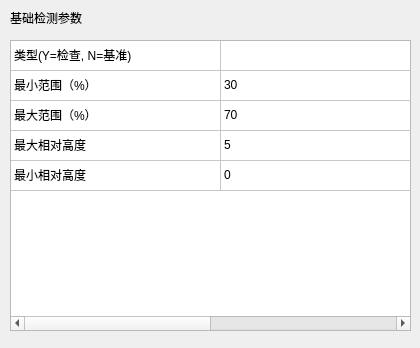
Old version of the form VisionDetect/HeightDetectWidget.ui in the repository chuandongxu/AOI.
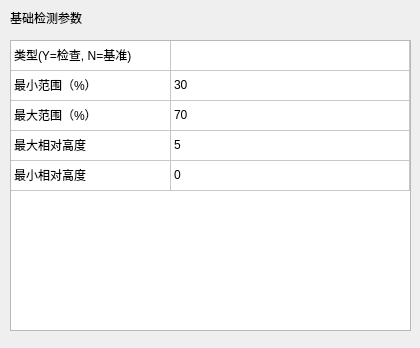
New version of the form.

Patch:
```diff
--- a/VisionDetect/HeightDetectWidget.ui
+++ b/VisionDetect/HeightDetectWidget.ui
@@ -45,7 +45,7 @@
     <bool>false</bool>
    </attribute>
    <attribute name="horizontalHeaderDefaultSectionSize">
-    <number>210</number>
+    <number>160</number>
    </attribute>
    <attribute name="horizontalHeaderStretchLastSection">
     <bool>true</bool>
```
